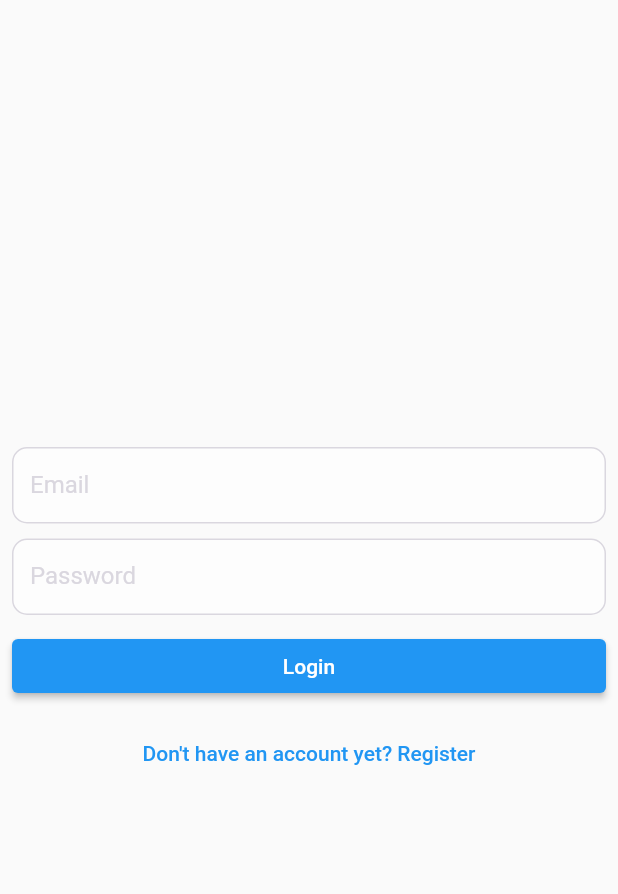
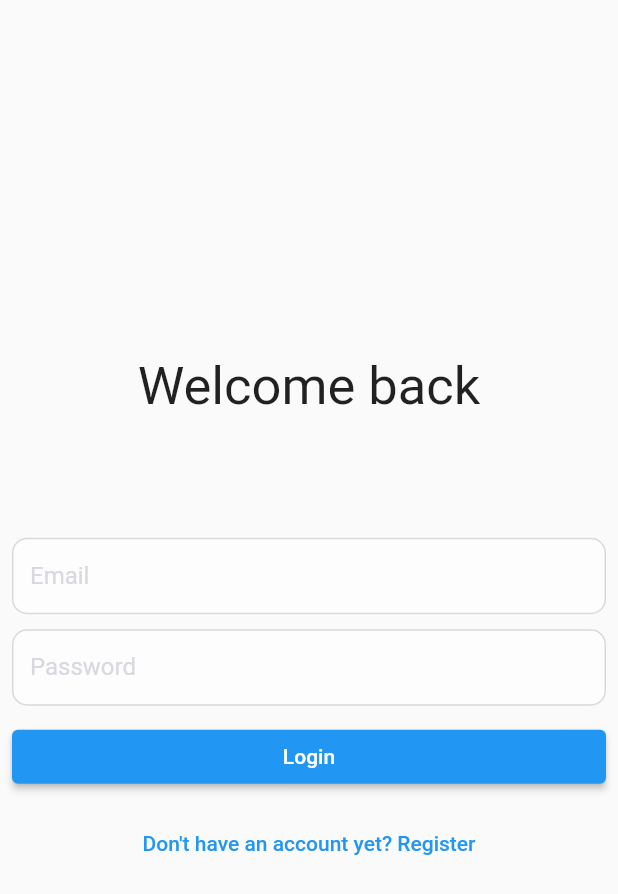
Before and after one commit to Stephen-Essoun/News-App, a Flutter app: the screen it shows after launch, on a phone screen of 412 x 824 dp. Shown: the top 894 px of the screen. Run offline on Flutter 3.47's test engine with Material 2 defaults, Android fonts, the light colour scheme and no system bars; our stand-ins replace country_code_picker, firebase_auth, firebase_core, flutter_otp_text_field, flutter_spinkit; missing offline and left inert: staggered_grid_view_flutter; accounts and stored records are empty.

```diff
--- a/lib/const/constant.dart
+++ b/lib/const/constant.dart
@@ -1,7 +1,13 @@
 import 'package:flutter/material.dart';
 import 'package:flutter_spinkit/flutter_spinkit.dart';
 
-const space = SizedBox(height: 10,);
+int? height;
+const space = SizedBox(
+  height: 10,
+);
+const space2 = SizedBox(
+  height: 80,
+);
 const signInRoute = '/signIn/';
 const registerRoute = '/register/';
 
--- a/lib/view/email_auth_view/login_view.dart
+++ b/lib/view/email_auth_view/login_view.dart
@@ -41,6 +41,12 @@ class _LoginViewState extends State<LoginView> {
           mainAxisAlignment: MainAxisAlignment.center,
           crossAxisAlignment: CrossAxisAlignment.stretch,
           children: [
+            const Center(
+                child: Text(
+              "Welcome back",
+              style: TextStyle(fontSize: 35),
+            )),
+            space2,
             customTextField(controller: email, labelText: 'Email'),
             space,
             customTextField(
```
Also changed, not shown: lib/service/auth/email_auth.dart (+6 -3 lines), lib/view/home.dart (+7 -2 lines), lib/view/try.dart (added, +9 -0 lines). Lines whose indentation alone changed are shown as unchanged.
